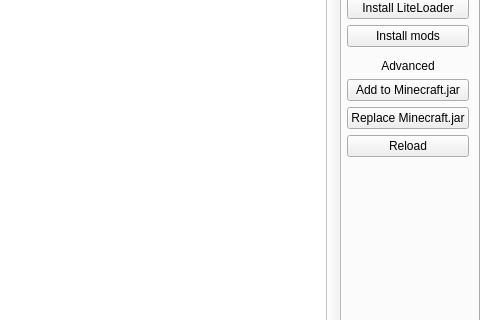
FreesmTeam/FreesmLauncher, file application/pages/VersionPage.ui: the form before one commit; both pictures show x 213 to 693 and y 334 to 654 of the 693 by 833 pixel window.
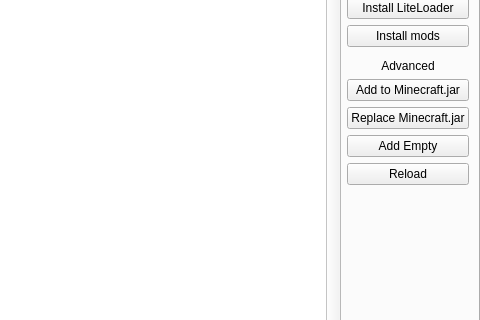
The form after the commit. Custom widgets are drawn as their Qt base class.

Commit message: NOISSUE add button for creating empty, properly registered, components

What changed in the file:
```diff
--- a/application/pages/VersionPage.ui
+++ b/application/pages/VersionPage.ui
@@ -217,6 +217,13 @@
            </property>
           </widget>
          </item>
+         <item>
+          <widget class="QPushButton" name="addEmptyBtn">
+           <property name="text">
+            <string>Add Empty</string>
+           </property>
+          </widget>
+         </item>
          <item>
           <widget class="QPushButton" name="reloadBtn">
            <property name="toolTip">
```
Left out of the diff: 3 changed lines with no effect on the pictures. The commit also changes 8 other files.
